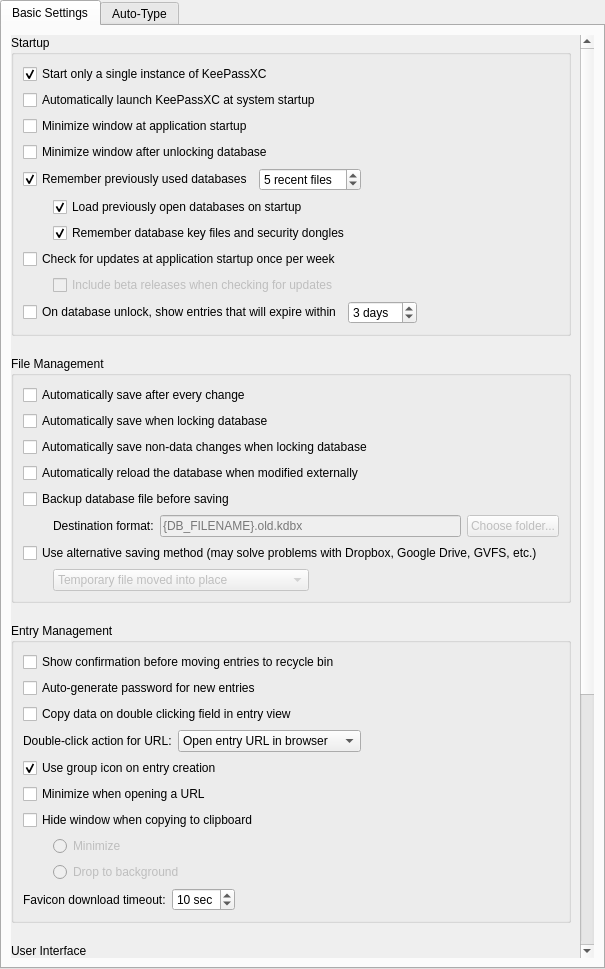
The window that src/gui/ApplicationSettingsWidgetGeneral.ui (iDarkTemplar/keepassx-min) describes before a commit, drawn with Qt 5.
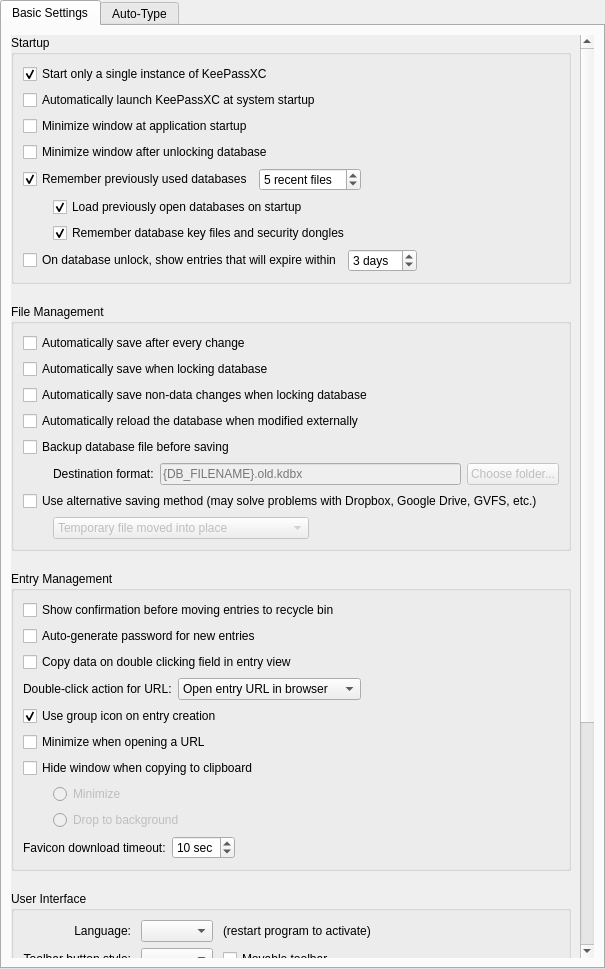
The same window after the commit. Custom widgets are drawn as their Qt base class.

What changed in the file:
```diff
--- a/src/gui/ApplicationSettingsWidgetGeneral.ui
+++ b/src/gui/ApplicationSettingsWidgetGeneral.ui
@@ -58,8 +58,8 @@
            <rect>
             <x>0</x>
             <y>0</y>
-            <width>564</width>
-            <height>930</height>
+            <width>615</width>
+            <height>1471</height>
            </rect>
           </property>
           <layout class="QVBoxLayout" name="verticalLayout_8">
@@ -227,46 +227,6 @@
                 </item>
                </layout>
               </item>
-              <item>
-               <widget class="QCheckBox" name="checkForUpdatesOnStartupCheckBox">
-                <property name="text">
-                 <string>Check for updates at application startup once per week</string>
-                </property>
-               </widget>
-              </item>
-              <item>
-               <layout class="QHBoxLayout" name="checkUpdatesSubLayout">
-                <property name="spacing">
-                 <number>0</number>
-                </property>
-                <item>
-                 <spacer name="checkUpdatesSpacer">
-                  <property name="orientation">
-                   <enum>Qt::Horizontal</enum>
-                  </property>
-                  <property name="sizeType">
-                   <enum>QSizePolicy::Fixed</enum>
-                  </property>
-                  <property name="sizeHint" stdset="0">
-                   <size>
-                    <width>30</width>
-                    <height>20</height>
-                   </size>
-                  </property>
-                 </spacer>
-                </item>
-                <item>
-                 <widget class="QCheckBox" name="checkForUpdatesIncludeBetasCheckBox">
-                  <property name="enabled">
-                   <bool>false</bool>
-                  </property>
-                  <property name="text">
-                   <string>Include beta releases when checking for updates</string>
-                  </property>
-                 </widget>
-                </item>
-               </layout>
-              </item>
               <item>
                <layout class="QHBoxLayout" name="horizontalLayout_5">
                 <property name="spacing">
```
Left out of the diff: 134 changed lines with no effect on the pictures.
